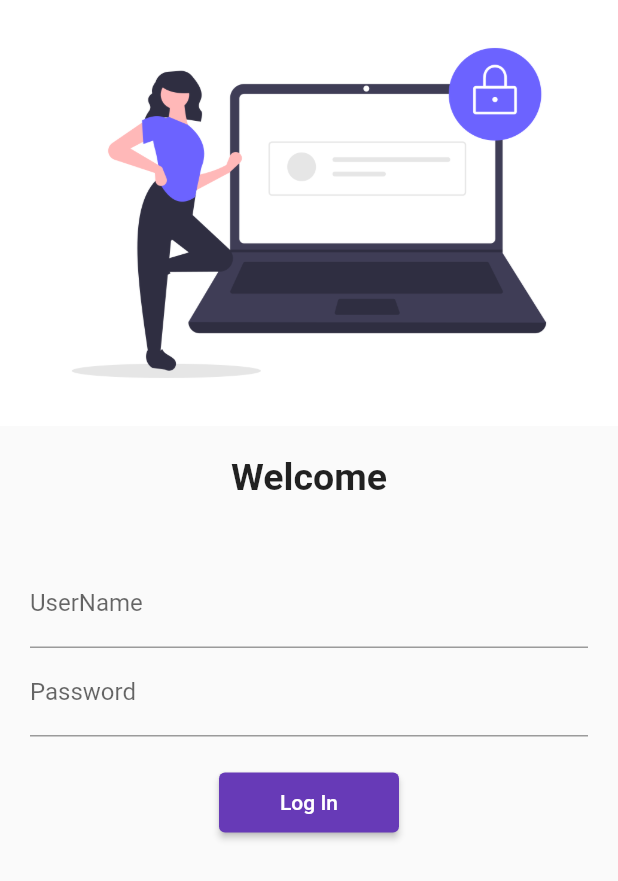
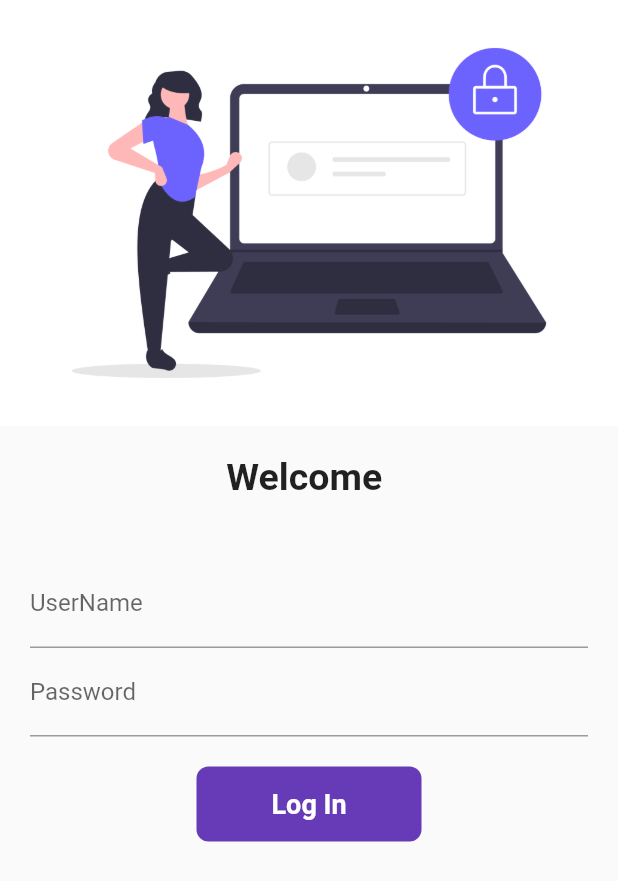
Before and after one commit to girijaarani9/30DaysOfFlutter, a Flutter app: the screen it shows after launch, on a phone screen of 412 x 824 dp. Shown: the top 881 px of the screen. Run offline on Flutter 3.47's test engine with Material 2 defaults, Android fonts, the phone set to English and light mode, and no system bars.

Commit message:
Day 6 Completed

```diff
--- a/lib/pages/login_Page.dart
+++ b/lib/pages/login_Page.dart
@@ -1,8 +1,16 @@
 import 'package:flutter/material.dart';
 import 'package:flutter_days/utils/MyRoutes.dart';
 
-class LogInPage extends StatelessWidget {
+class LogInPage extends StatefulWidget {
   const LogInPage({Key? key}) : super(key: key);
+
+  @override
+  State<LogInPage> createState() => _LogInPageState();
+}
+
+class _LogInPageState extends State<LogInPage> {
+  String name = '';
+  bool changeButton = false;
 
   @override
   Widget build(BuildContext context) {
@@ -14,7 +22,7 @@
             SizedBox(
               height: 20,
             ),
-            Text("Welcome",
+            Text("Welcome $name",
                 style: TextStyle(
                   fontSize: 25,
                   fontWeight: FontWeight.bold,
@@ -29,6 +37,10 @@
                   TextFormField(
                     decoration: InputDecoration(
                         hintText: "Enter UserName", labelText: "UserName"),
+                    onChanged: (value) {
+                      name = value;
+                      setState(() {});
+                    },
                   ),
                   TextFormField(
                       obscureText: true,
@@ -37,14 +49,43 @@
                 ],
               ),
             ),
-            ElevatedButton(
-                onPressed: () {
-                  Navigator.pushNamed(context, MyRoutes.home);
-                },
-                child: Text("Log In"),
-                style: TextButton.styleFrom(minimumSize: Size(120, 40))
-                // style: TextStyle(fontSize: 15),
-                )
+            InkWell(
+              onTap: () async {
+                setState(() {
+                  changeButton = true;
+                });
+                await Future.delayed(Duration(seconds: 1));
+                Navigator.pushNamed(context, MyRoutes.home);
+              },
+              child: AnimatedContainer(
+                duration: Duration(seconds: 1),
+                alignment: Alignment.center,
+                width: changeButton ? 50 : 150,
+                height: 50,
+                child: changeButton
+                    ? Icon(Icons.done)
+                    : Text(
+                        'Log In',
+                        style: TextStyle(
+                            color: Colors.white,
+                            fontSize: 18,
+                            fontWeight: FontWeight.bold),
+                      ),
+                decoration: BoxDecoration(
+                    color: Colors.deepPurple,
+                    borderRadius: changeButton
+                        ? BorderRadius.circular(50)
+                        : BorderRadius.circular(8)),
+              ),
+            )
+            // ElevatedButton(
+            //     onPressed: () {
+            //       Navigator.pushNamed(context, MyRoutes.home);
+            //     },
+            //     child: Text("Log In"),
+            //     style: TextButton.styleFrom(minimumSize: Size(120, 40))
+            //     // style: TextStyle(fontSize: 15),
+            //     )
           ],
         ),
       ),
```
